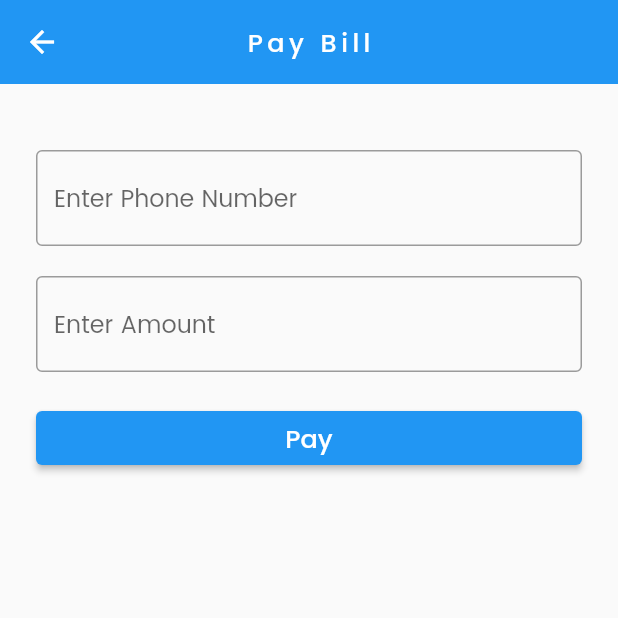
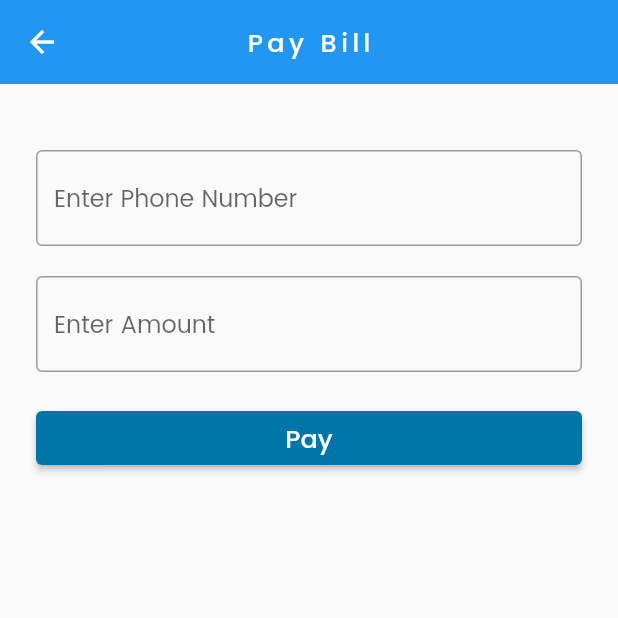
Before and after one commit to BLUECALF/mombasa_water_mobile, a Flutter app: the screen it shows after launch, item 2 of the bottom bar chosen, after a tap on "Pay", on a phone screen of 412 x 824 dp, the top half of it. Run offline on Flutter 3.47's test engine with Material 2 defaults, Android fonts, the phone set to English and light mode, and no system bars; drawn by our look-alikes of flutter_form_builder; our stand-ins replace get, shared_preferences; missing offline and left inert: gradient_ui_widgets.

Commit message:
ADD:  Added color to  services Page

```diff
--- a/lib/pages/home/homepage_personal.dart
+++ b/lib/pages/home/homepage_personal.dart
@@ -86,7 +86,7 @@ class HomePagePersonal extends GetView<HomeController>{
                 child: Row(
                   mainAxisAlignment: MainAxisAlignment.spaceBetween,
                   children: [
-                    homeController. make_button_with_png(path: "others/svgtopng/pay-icon.png",function: (){Get.to(PayPage());},text: "Pay"),
+                    homeController.make_button_with_png(path: "others/svgtopng/pay-icon.png",function: (){Get.to(PayPage());},text: "Pay"),
                     homeController.make_button(icon_name: MwIcons.query_bill_icon,function: (){Get.to(QueryBillPage());}, text: "Query Bill"),
                     homeController.make_button(icon_name: MwIcons.illegal_fee,function: (){Get.to(IllegalFeePage());}, text: "Illegal Fee"),
                     homeController.make_button_with_png(path: "others/svgtopng/other-payments.png",function: (){Get.to(OtherPaymentsPage());},text: "Other\nPayments"),
--- a/lib/pages/services/services_page.dart
+++ b/lib/pages/services/services_page.dart
@@ -11,6 +11,7 @@ import 'package:mombasa_water/pages/services/detailed_services/query_bill_page.d
 import 'package:mombasa_water/pages/services/detailed_services/sewer_service_page.dart';
 import 'package:mombasa_water/pages/services/detailed_services/water_tank_service_page.dart';
 import 'package:mombasa_water/pages/services/services_controller.dart';
+import 'package:mombasa_water/style/colors.dart';
 
 
 class ServicesPage extends GetView<ServicesContoller>{
@@ -114,7 +115,7 @@ class ServicesPage extends GetView<ServicesContoller>{
                   width: 60,
                   decoration: new BoxDecoration(
                       shape: BoxShape.circle,
-                      color: Colors.blue),
+                      color: color_blue_light),
                   child: Icon(icon_name,size: 50,color: Colors.white,)),
               Text("$text",textAlign: TextAlign.center,style: TextStyle(
                 fontFamily: "Poppins",
@@ -141,7 +142,7 @@ class ServicesPage extends GetView<ServicesContoller>{
                   height: 60,width: 60,
                   decoration: new BoxDecoration(
                       shape: BoxShape.circle,
-                      color: Colors.blue),
+                      color: color_blue_light),
                   child: Image.asset(path,width: 50,height: 50,)
               ),
               Text("$text",textAlign: TextAlign.center,style: TextStyle(
--- a/lib/style/hint_text_style.dart
+++ b/lib/style/hint_text_style.dart
@@ -1,5 +1,6 @@
 
 import 'package:flutter/material.dart';
+import 'package:mombasa_water/style/colors.dart';
 var btn_color = Colors.blue;
 TextStyle myHintStyle()
 {
@@ -8,6 +9,6 @@ TextStyle myHintStyle()
 ButtonStyle myButtonStyle()
 {
  return  ElevatedButton.styleFrom(
- primary: Colors.blue
+ primary: color_blue_dark
 );
 }
```
